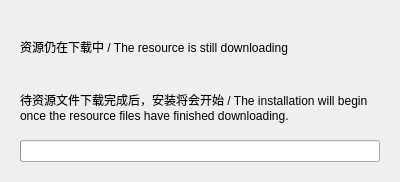
Above: ui/downloading.ui from BloretCrew/Bloret-Launcher-Setup before the change. Below: the same form after it.
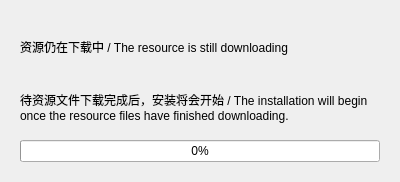
That is the form after the change. Custom widgets are drawn as their Qt base class.

```diff
--- a/ui/downloading.ui
+++ b/ui/downloading.ui
@@ -54,6 +54,9 @@
           <height>10</height>
          </size>
         </property>
+        <property name="value">
+         <number>0</number>
+        </property>
        </widget>
       </item>
      </layout>
```
